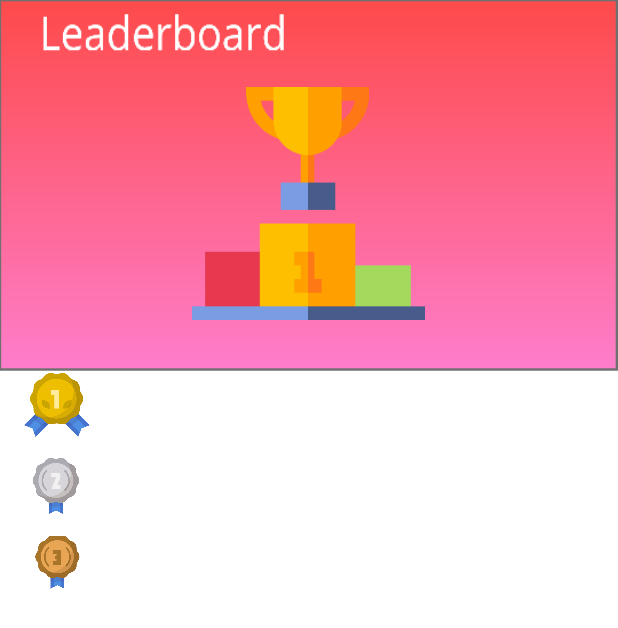
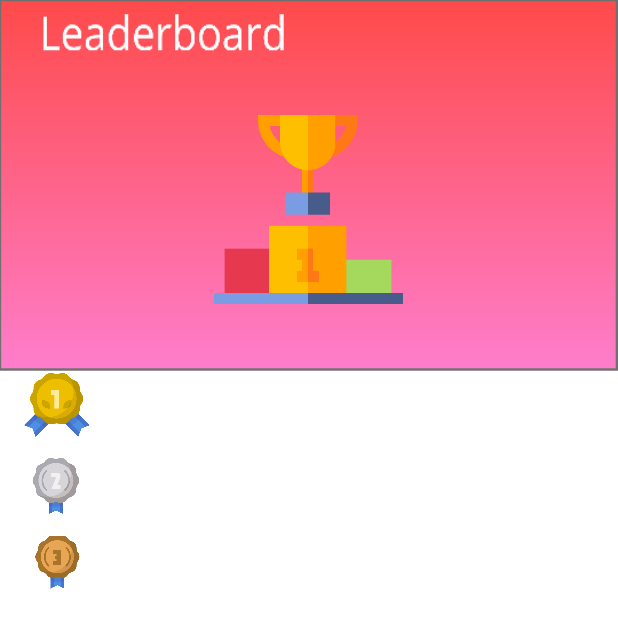
Before and after one commit to ENT-WALK/EntWalk, an Android app: the JavaMysqlSelect screen opened directly, with no data from a screen before it, on a phone screen of 412 x 824 dp. Shown: the top 628 px of the screen. Run offline under Robolectric (Android 15) with nearby library versions, the light colour scheme and no system bars; our stand-ins replace Firebase (no records; nobody signed in at launch, a user with empty details on screens opened directly); Roboto replaces fonts that are not available here.

Commit message:
design leaderboard
Signed-off-by: Navanut <tt.thepwong@gmail.com>

```diff
--- a/MyMap/app/src/main/java/com/app/mymap/JavaMysqlSelect.java
+++ b/MyMap/app/src/main/java/com/app/mymap/JavaMysqlSelect.java
@@ -27,6 +27,7 @@ import java.util.List;
 import java.util.Scanner;
 public class JavaMysqlSelect extends AppCompatActivity
 {
+
     DatabaseReference databaseReference;
     ListView listView;
     ArrayList<String> arrayList = new ArrayList<>();
--- a/MyMap/app/src/main/res/layout/activity_java_mysql_select.xml
+++ b/MyMap/app/src/main/res/layout/activity_java_mysql_select.xml
@@ -67,8 +67,8 @@
 
     <ImageView
         android:id="@+id/podium"
-        android:layout_width="169dp"
-        android:layout_height="155dp"
+        android:layout_width="168dp"
+        android:layout_height="126dp"
         android:layout_marginTop="28dp"
         android:src="@drawable/podium"
         app:layout_constraintBottom_toBottomOf="parent"
@@ -76,6 +76,6 @@
         app:layout_constraintHorizontal_bias="0.497"
         app:layout_constraintStart_toStartOf="parent"
         app:layout_constraintTop_toTopOf="parent"
-        app:layout_constraintVertical_bias="0.023" />
+        app:layout_constraintVertical_bias="0.051" />
 
 </androidx.constraintlayout.widget.ConstraintLayout>
```
